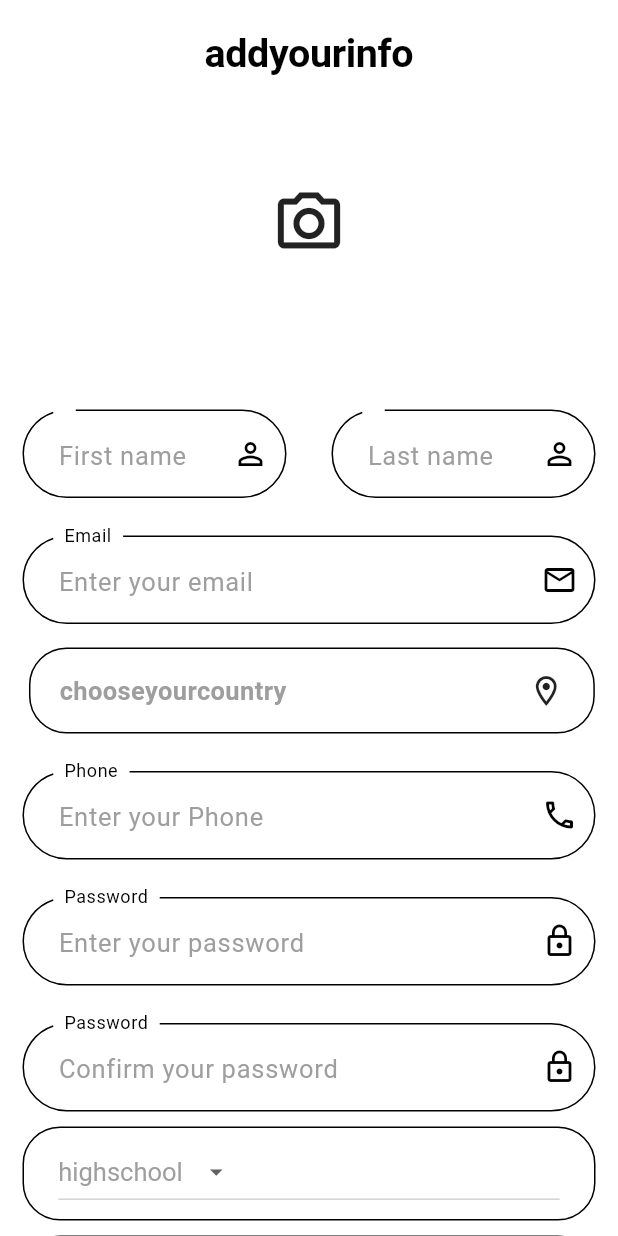
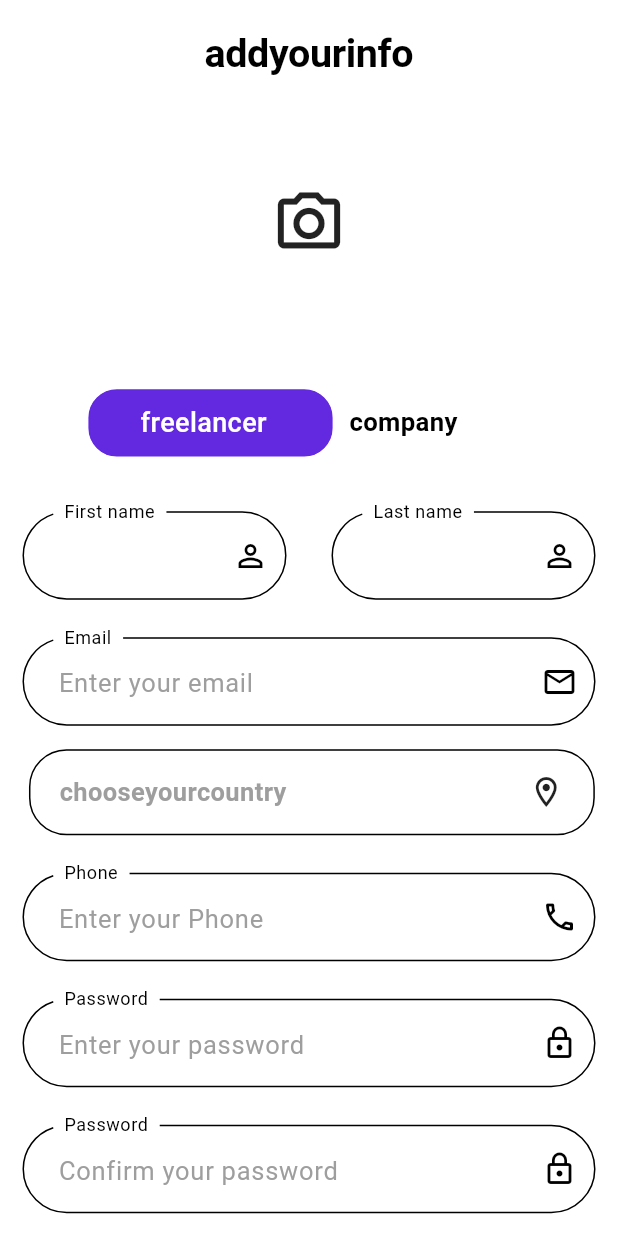
Before and after one commit to SalahMd/Joblance, a Flutter app: the screen it shows after launch, on a phone screen of 412 x 824 dp. Run offline on Flutter 3.47's test engine with Material 3 defaults, Android fonts, the phone set to English and light mode, and no system bars; drawn by our look-alikes of flutter_animate; our stand-ins replace country_picker, dartz, flutter_screenutil, get, google_nav_bar, image_picker and 1 more; Roboto replaces fonts that are missing (PlayfairDisplay).

Commit message:
Finishing login and sign up design

```diff
--- a/lib/controller/auth/signup_controller.dart
+++ b/lib/controller/auth/signup_controller.dart
@@ -11,6 +11,7 @@ abstract class SignUpController extends GetxController {
   goToSuccessfulSignUp();
   showPassword();
   pickImage();
+  changeState(bool isSale);
   updateDropDownValue(String? newValue, String changingElement);
 }
 
@@ -20,13 +21,14 @@ class SignUpControllerImpl extends SignUpController {
   late TextEditingController email;
   late TextEditingController phoneController;
   late TextEditingController location;
-  late TextEditingController numOfEmployees;
   late TextEditingController passwordController;
   late TextEditingController confirmPasswordController;
   bool openToWork = false;
+  bool isFreelancer = true;
   String studyCaseValue = '1';
   String majorValue = '1';
   String? country;
+  String numOfEmployees = '1';
 
   List<DropdownMenuItem<String>> studyCase = [
     DropdownMenuItem<String>(
@@ -48,6 +50,32 @@ class SignUpControllerImpl extends SignUpController {
     DropdownMenuItem<String>(
       value: '5',
       child: Text("phd".tr),
+    ),
+  ];
+  List<DropdownMenuItem<String>> numOfEmployeesList = [
+    DropdownMenuItem<String>(
+      value: '1',
+      child: Text("1 - 10"),
+    ),
+    DropdownMenuItem<String>(
+      value: '2',
+      child: Text("11 - 50"),
+    ),
+    DropdownMenuItem<String>(
+      value: '3',
+      child: Text("51 - 100"),
+    ),
+    DropdownMenuItem<String>(
+      value: '4',
+      child: Text("101 - 200"),
+    ),
+    DropdownMenuItem<String>(
+      value: '5',
+      child: Text("201 - 300"),
+    ),
+    DropdownMenuItem<String>(
+      value: '6',
+      child: Text("301 - 500"),
     ),
   ];
   List<DropdownMenuItem<String>> major = [
@@ -136,12 +164,20 @@ class SignUpControllerImpl extends SignUpController {
       studyCaseValue = newValue!;
     } else if (changingElement == "major") {
       majorValue = newValue!;
+    } else {
+      numOfEmployees = newValue!;
     }
     update();
   }
 
-  updateCountry(BuildContext context)async {
+  updateCountry(BuildContext context) async {
     country = await showCountries(context);
     update();
   }
+
+  @override
+  changeState(bool value) {
+    isFreelancer = value;
+    update();
+  }
 }
--- a/lib/core/constants/text_styles.dart
+++ b/lib/core/constants/text_styles.dart
@@ -12,8 +12,8 @@ class TextStyles {
       TextStyle(fontSize: 16.sp, fontWeight: FontWeight.bold);
   static TextStyle w50017 =
       TextStyle(fontSize: 17.sp, fontWeight: FontWeight.w500);
-  static TextStyle w40014grey = TextStyle(
-      color: Colors.grey[700], fontSize: 14.sp, fontWeight: FontWeight.w500);
+  static TextStyle w40013grey = TextStyle(
+      color: Colors.grey[700], fontSize: 13.sp, fontWeight: FontWeight.w500);
   static TextStyle w50012 =
       TextStyle(fontSize: 12.sp, fontWeight: FontWeight.w500);
   static TextStyle w50013 =
--- a/lib/main.dart
+++ b/lib/main.dart
@@ -29,17 +29,17 @@ class MyApp extends StatelessWidget {
     return ScreenUtilInit(
         designSize: const Size(320, 790),
         child: GetMaterialApp(
-          supportedLocales: [
-            const Locale('en'),
-            const Locale('ar'),
-            const Locale('es'),
-            const Locale('de'),
-            const Locale('fr'),
-            const Locale('el'),
-          ],
-          localizationsDelegates: [
-            CountryLocalizations.delegate,
-          ],
+          // supportedLocales: [
+          //   const Locale('en'),
+          //   const Locale('ar'),
+          //   const Locale('es'),
+          //   const Locale('de'),
+          //   const Locale('fr'),
+          //   const Locale('el'),
+          // ],
+          // localizationsDelegates: [
+          //   CountryLocalizations.delegate,
+          // ],
           locale: controller.language,
           translations: Translation(),
           themeMode: themeController.themeMode,
--- a/lib/view/screens/auth/login.dart
+++ b/lib/view/screens/auth/login.dart
@@ -1,6 +1,4 @@
-import 'package:flutter/cupertino.dart';
 import 'package:flutter/material.dart';
-import 'package:flutter/widgets.dart';
 import 'package:flutter_screenutil/flutter_screenutil.dart';
 import 'package:get/get.dart';
 import 'package:joblance/controller/auth/login_controller.dart';
@@ -9,7 +7,6 @@ import 'package:joblance/core/constants/custom_text_form_filed.dart';
 import 'package:joblance/core/constants/images.dart';
 import 'package:joblance/core/constants/text_styles.dart';
 import 'package:joblance/core/functions/dimenesions.dart';
-import 'package:joblance/view/widgets/divider.dart';
 
 class Login extends StatelessWidget {
   const Login({super.key});
@@ -38,7 +35,7 @@ class Login extends StatelessWidget {
                   child: Image.asset(AppImages.logo)),
               Padding(
                 padding: EdgeInsetsDirectional.only(
-                    start: 10.w, top: 20.h, bottom: 10.h),
+                    start: 15.w, top: 20.h, bottom: 10.h),
                 child: Align(
                     alignment: AlignmentDirectional.centerStart,
                     child: Text(
@@ -89,7 +86,7 @@ class Login extends StatelessWidget {
                 ),
               ),
               Padding(
-                padding: EdgeInsets.symmetric(vertical: 30.h),
+                padding: EdgeInsets.symmetric(vertical: 30.h, horizontal: 20.w),
                 child: Row(
                   children: [
                     const Expanded(
@@ -99,7 +96,10 @@ class Login extends StatelessWidget {
                     )),
                     Padding(
                         padding: EdgeInsets.symmetric(horizontal: 5.w),
-                        child: Text("or".tr)),
+                        child: Text(
+                          "or".tr,
+                          style: TextStyles.w40013grey,
+                        )),
                     const Expanded(
                         child: Divider(
                       thickness: 0.3,
@@ -115,7 +115,7 @@ class Login extends StatelessWidget {
                 alignment: Alignment.center,
                 decoration: BoxDecoration(
                     color: Theme.of(context).colorScheme.primaryContainer,
-                    borderRadius: BorderRadius.circular(20)),
+                    borderRadius: BorderRadius.circular(17)),
                 child: Row(
                   mainAxisAlignment: MainAxisAlignment.center,
                   children: [
--- /dev/null
+++ b/lib/view/screens/auth/sign_up/company_or_freelancer.dart
@@ -0,0 +1,117 @@
+import 'package:flutter/material.dart';
+import 'package:flutter/widgets.dart';
+import 'package:flutter_screenutil/flutter_screenutil.dart';
+import 'package:get/get.dart';
+import 'package:joblance/controller/auth/signup_controller.dart';
+import 'package:joblance/core/constants/colors.dart';
+import 'package:joblance/core/constants/text_styles.dart';
+import 'package:joblance/core/functions/dimenesions.dart';
+
+class CompanyOrFreeLancer extends StatelessWidget {
+  final SignUpControllerImpl controller;
+  const CompanyOrFreeLancer({
+    super.key,
+    required this.controller,
+  });
+
+  @override
+  Widget build(BuildContext context) {
+    return Container(
+      width: Dimensions.screenwidth(context),
+      margin: EdgeInsets.symmetric(horizontal: 20.w),
+      child: Row(
+        mainAxisAlignment: MainAxisAlignment.start,
+        children: [
+          Stack(
+            //index: controller.containerIndex,
+            children: [
+              if (controller.isFreelancer)
+                Padding(
+                  padding: EdgeInsetsDirectional.only(
+                      start: 125.w, top: 10.h, bottom: 10.h),
+                  child: GestureDetector(
+                    onTap: () {
+                      controller.changeState(false);
+                    },
+                    child: Container(
+                      width: Dimensions.screenwidth(context) / 2.5,
+                      height: 45.h,
+                      alignment: Alignment.center,
+                      decoration: BoxDecoration(
+                          color: Theme.of(context).colorScheme.primaryContainer,
+                          borderRadius: BorderRadius.circular(20),
+                          border: Border.all(color: Colors.white)),
+                      child: Text(
+                        "company".tr,
+                        style: !controller.isFreelancer
+                            ? TextStyles.w50016White
+                            : null,
+                        textAlign: TextAlign.center,
+                      ),
+                    ),
+                  ),
+                ),
+              GestureDetector(
+                onTap: () {
+                  controller.changeState(true);
+                },
+                child: Container(
+                  width: Dimensions.screenwidth(context) / 2.5,
+                  height: 45.h,
+                  alignment: Alignment.center,
+                  margin: EdgeInsetsDirectional.only(
+                    start: 25.w,
+                    top: 10.h,
+                    bottom: 10.h,
+                  ),
+                  padding: EdgeInsetsDirectional.only(end: 7.w),
+                  decoration: BoxDecoration(
+                    color: controller.isFreelancer
+                        ? LightAppColors.primaryColor
+                        : Theme.of(context).colorScheme.primaryContainer,
+                    borderRadius: BorderRadius.circular(20),
+                    border: Border.all(color: Colors.white),
+                  ),
+                  child: Text(
+                    "freelancer".tr,
+                    style:
+                        controller.isFreelancer ? TextStyles.w50016White : null,
+                    textAlign: TextAlign.center,
+                  ),
+                ),
+              ),
+              if (!controller.isFreelancer)
+                GestureDetector(
+                  onTap: () {
+                    controller.changeState(false);
+                  },
+                  child: Padding(
+                    padding: EdgeInsetsDirectional.only(
+                        start: 125.w, top: 10.h, bottom: 10.h),
+                    child: Container(
+                      width: Dimensions.screenwidth(context) / 2.5,
+                      height: 45.h,
+                      alignment: Alignment.center,
+                      decoration: BoxDecoration(
+                          color: !controller.isFreelancer
+                              ? LightAppColors.primaryColor
+                              : Theme.of(context).colorScheme.primaryContainer,
+                          borderRadius: BorderRadius.circular(20),
+                          border: Border.all(color: Colors.white)),
+                      child: Text(
+                        "company".tr,
+                        style: !controller.isFreelancer
+                            ? TextStyles.w50016White
+                            : null,
+                        textAlign: TextAlign.center,
+                      ),
+                    ),
+                  ),
+                ),
+            ],
+          ),
+        ],
+      ),
+    );
+  }
+}
--- a/lib/view/screens/auth/sign_up/drop_down.dart
+++ b/lib/view/screens/auth/sign_up/drop_down.dart
@@ -34,15 +34,15 @@ class DropDownWidget extends StatelessWidget {
         borderRadius: BorderRadius.circular(25),
         iconSize: 20,
         padding: const EdgeInsets.symmetric(horizontal: 10),
-        style: TextStyle(fontSize: 17, color: Colors.grey),
-
+        style: TextStyle(fontSize: 14.sp, color: Colors.black),
+        underline: Container(),
         dropdownColor: Theme.of(context).colorScheme.primaryContainer,
         value: elementValue,
-        //icon: const Icon(Icons.arrow_downward),
-
-        elevation: 16,
+        icon: const Icon(Icons.arrow_downward),
+        isExpanded: true,
+        elevation: 8,
         onChanged: (String? value) {
-           controller.updateDropDownValue(value, title);
+          controller.updateDropDownValue(value, title);
         },
         items: choices,
       ),
--- a/lib/view/screens/auth/sign_up/sign_up.dart
+++ b/lib/view/screens/auth/sign_up/sign_up.dart
@@ -1,5 +1,6 @@
 import 'dart:io';
 
+import 'package:flutter/cupertino.dart';
 import 'package:flutter/material.dart';
 import 'package:flutter/widgets.dart';
 import 'package:flutter_screenutil/flutter_screenutil.dart';
@@ -9,6 +10,7 @@ import 'package:joblance/core/constants/buttons.dart';
 import 'package:joblance/core/constants/custom_text_form_filed.dart';
 import 'package:joblance/core/constants/text_styles.dart';
 import 'package:joblance/core/functions/dimenesions.dart';
+import 'package:joblance/view/screens/auth/sign_up/company_or_freelancer.dart';
 import 'package:joblance/view/screens/auth/sign_up/drop_down.dart';
 import 'package:joblance/view/screens/auth/sign_up/text_fileds.dart';
 
@@ -59,12 +61,50 @@ class SignUp extends StatelessWidget {
                           ),
                   ),
                 ),
+                CompanyOrFreeLancer(
+                  controller: controller,
+                ),
                 TextFileds(controller: controller),
+                SizedBox(height: 15.h),
+                Align(
+                  alignment: AlignmentDirectional.centerStart,
+                  child: Container(
+                    margin: EdgeInsetsDirectional.only(
+                      start: 20.w,
+                    ),
+                    child: controller.isFreelancer
+                        ? Text(
+                            "studycase".tr,
+                            style: TextStyles.w50012,
+                          )
+                        : Text(
+                            "numofemployees".tr,
+                            style: TextStyles.w50012,
+                          ),
+                  ),
+                ),
                 DropDownWidget(
-                    title: "study",
-                    choices: controller.studyCase,
-                    elementValue: controller.studyCaseValue,
+                    title: "employees",
+                    choices: controller.isFreelancer
+                        ? controller.studyCase
+                        : controller.numOfEmployeesList,
+                    elementValue: controller.numOfEmployees,
                     controller: controller),
+                SizedBox(
+                  height: 15.h,
+                ),
+                Align(
+                  alignment: AlignmentDirectional.centerStart,
+                  child: Container(
+                    margin: EdgeInsetsDirectional.only(
+                      start: 20.w,
+                    ),
+                    child: Text(
+                      "major".tr,
+                      style: TextStyles.w50012,
+                    ),
+                  ),
+                ),
                 DropDownWidget(
                     title: "major",
                     choices: controller.major,
@@ -84,6 +124,8 @@ class SignUp extends StatelessWidget {
                     ),
                   ),
                 ),
+                Wrap(
+                  children: [
                     Row(
                       mainAxisAlignment: MainAxisAlignment.center,
                       children: [
@@ -101,6 +143,8 @@ class SignUp extends StatelessWidget {
                             ))
                       ],
                     ),
+                  ],
+                ),
                 SizedBox(
                   height: 30.h,
                 )
--- a/lib/view/screens/auth/sign_up/text_fileds.dart
+++ b/lib/view/screens/auth/sign_up/text_fileds.dart
@@ -21,8 +21,12 @@ class TextFileds extends StatelessWidget {
           children: [
             Expanded(
               child: Customtextformfiled(
-                hinttext: "firstname2".tr,
-                labelText: "firstname1".tr,
+                hinttext: controller.isFreelancer
+                    ? "firstname1".tr
+                    : "companyname1".tr,
+                labelText: controller.isFreelancer
+                    ? "firstname2".tr
+                    : "companyname2".tr,
                 icondata: Icons.person_outline,
                 controller: controller.firstName,
                 min: 3,
@@ -32,10 +36,12 @@ class TextFileds extends StatelessWidget {
                 isBorder: true,
               ),
             ),
-            Expanded(
+            Visibility(
+              visible: controller.isFreelancer,
+              child: Expanded(
                 child: Customtextformfiled(
-                hinttext: "lastname2".tr,
-                labelText: "lastname1".tr,
+                  hinttext: "lastname1".tr,
+                  labelText: "lastname2".tr,
                   icondata: Icons.person_outline,
                   controller: controller.lastName,
                   min: 3,
@@ -43,6 +49,7 @@ class TextFileds extends StatelessWidget {
                   isnumber: false,
                   ispassword: false,
                   isBorder: true,
+                ),
               ),
             )
           ],
--- a/lib/view/screens/on_boarding.dart
+++ b/lib/view/screens/on_boarding.dart
@@ -73,7 +73,7 @@ class OnBoarding extends GetView<OnBoardingControllerImpl> {
                                 child: Text(
                                   Onbordingmodel[i].body!,
                                   textAlign: TextAlign.center,
-                                  style: TextStyles.w40014grey,
+                                  style: TextStyles.w40013grey,
                                 ))
                             .animate()
                             .animate()
```
Lines whose indentation alone changed are shown as unchanged.
